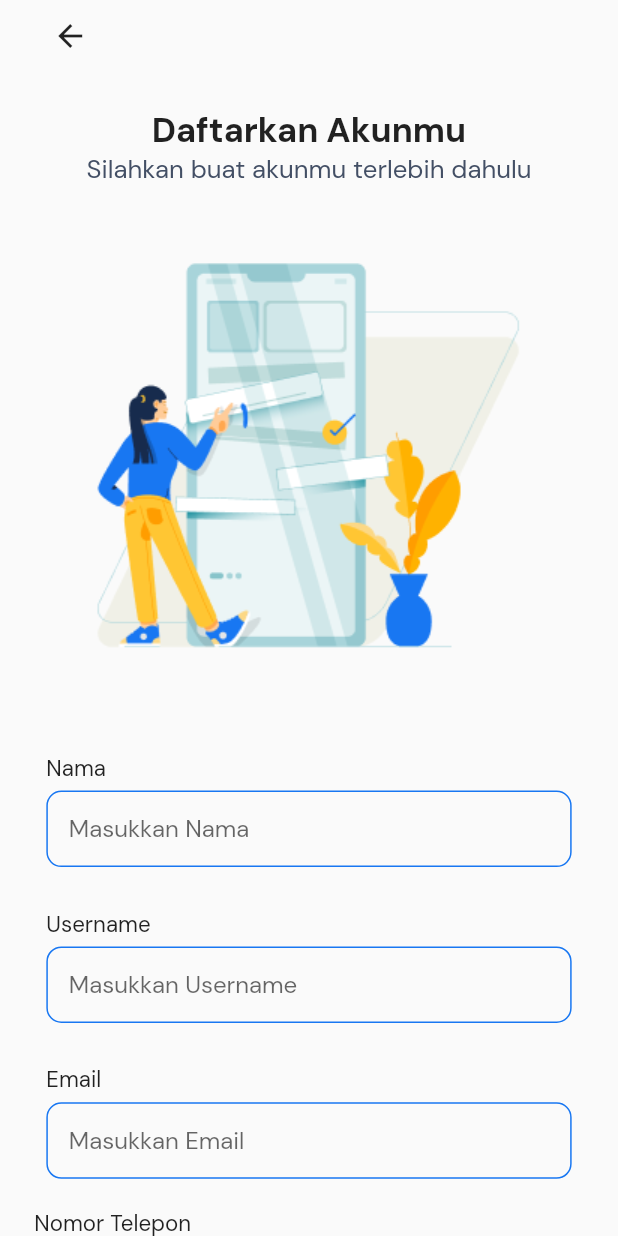
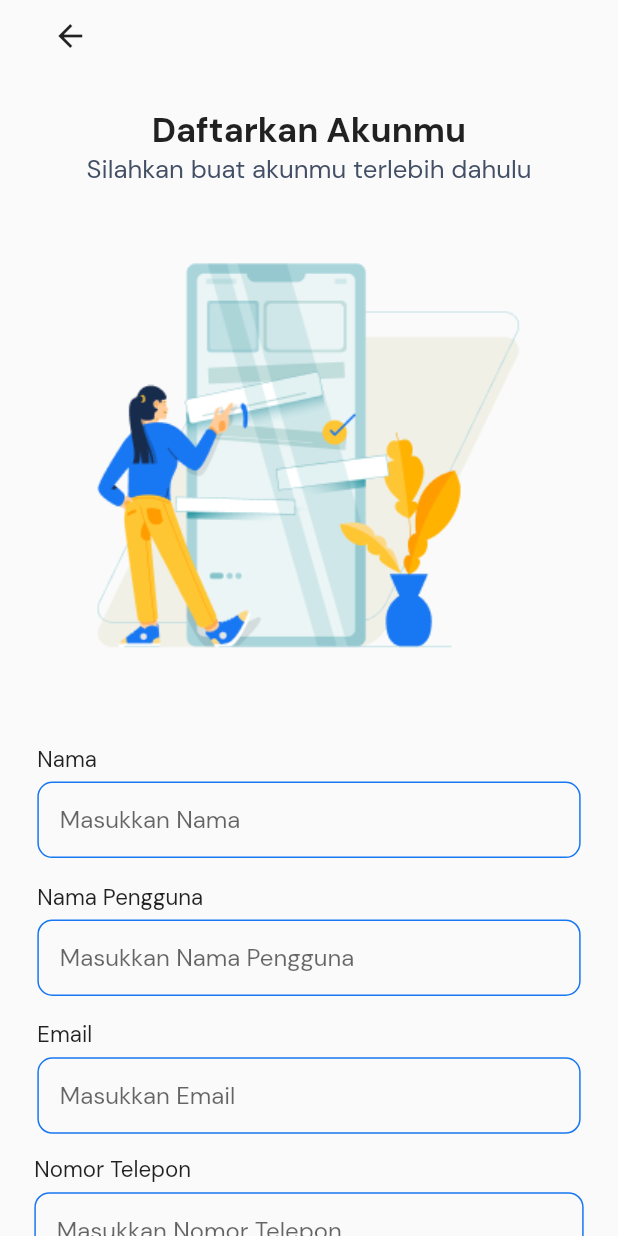
Before and after one commit to Greek-Cp/sidokare_mobile_app, a Flutter app: the PageRegister screen opened by its route, on a phone screen of 412 x 824 dp. Run offline on Flutter 3.47's test engine with Material 2 defaults, Android fonts, the phone set to English and light mode, and no system bars; our stand-ins replace dropdown_button2, flutter_otp_text_field, flutter_screenutil, google_fonts, motion_toast, otp_text_field; missing offline and left inert: bottom_bar_matu, flutter_custom_tab_bar, mailer, rotated_corner_decoration.

Commit message:
Perbaikan Padding

```diff
--- a/lib/component/text_field.dart
+++ b/lib/component/text_field.dart
@@ -87,7 +87,7 @@ class TextFieldImport {
       String? labelName,
       String? pesanValidasi}) {
     return Padding(
-      padding: const EdgeInsets.all(8.0),
+      padding: const EdgeInsets.all(2.0),
       child: Column(
         mainAxisAlignment: MainAxisAlignment.start,
         crossAxisAlignment: CrossAxisAlignment.start,
--- a/lib/pages/page_login.dart
+++ b/lib/pages/page_login.dart
@@ -118,12 +118,12 @@ class _PageLoginState extends State<PageLogin> {
                                       //     .show(context)
 
                                       ToastWidget.ToastSucces(context,
-                                          "Login Berhasil , Akun Ditemukan")
+                                          "Masuk Berhasil , Akun Ditemukan")
                                     }
                                   else
                                     {
                                       ToastWidget.ToastEror(context,
-                                          "Login Gagal, Akun Tidak Ditemukan")
+                                          "Masuk Gagal, Akun Tidak Ditemukan")
                                     }
                                 }
                               else
--- a/lib/pages/page_register.dart
+++ b/lib/pages/page_register.dart
@@ -76,10 +76,10 @@ class PageRegister extends StatelessWidget {
                             pesanValidasi: "Nama")),
                     SizedBox(
                         child: TextFieldImport.TextForm(
-                            labelName: "Username",
+                            labelName: "Nama Pengguna",
                             text_kontrol: textEditingControllerUsername,
-                            hintText: "Masukkan Username",
-                            pesanValidasi: "Username")),
+                            hintText: "Masukkan Nama Pengguna",
+                            pesanValidasi: "Nama Pengguna")),
                     SizedBox(
                         child: TextFieldImport.TextForm(
                             labelName: "Email",
@@ -141,7 +141,7 @@ class PageRegister extends StatelessWidget {
                                   else
                                     {
                                       ToastWidget.ToastEror(
-                                          context, "Login gagal")
+                                          context, "Register gagal")
                                     }
                                 }
                               else
```
